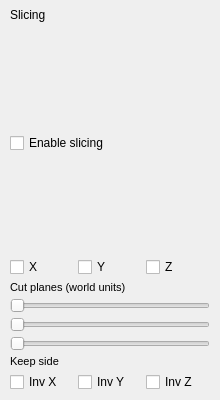
Before: the Qt Designer form src/ui/slicing_page.ui in thermeng/SciRender, drawn with Qt 5.
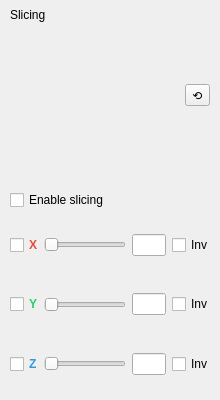
After: the same form once the commit is applied.

Commit message: ui: redesign slicing page

```diff
--- a/src/ui/slicing_page.ui
+++ b/src/ui/slicing_page.ui
@@ -26,11 +26,26 @@
    <property name="bottomMargin">
     <number>8</number>
    </property>
-   <item alignment="Qt::AlignmentFlag::AlignTop">
+   <item>
+    <widget class="QWidget" name="headerRow" native="true">
+     <layout class="QHBoxLayout" name="headerRowLayout">
+      <property name="spacing">
+       <number>6</number>
+      </property>
+      <property name="leftMargin">
+       <number>0</number>
+      </property>
+      <property name="topMargin">
+       <number>0</number>
+      </property>
+      <property name="rightMargin">
+       <number>0</number>
+      </property>
+      <property name="bottomMargin">
+       <number>0</number>
+      </property>
+      <item>
     <widget class="QLabel" name="slicingHeader">
-     <property name="enabled">
-      <bool>true</bool>
-     </property>
      <property name="text">
       <string>Slicing</string>
      </property>
@@ -39,7 +54,33 @@
      </property>
     </widget>
    </item>
-   <item alignment="Qt::AlignmentFlag::AlignTop">
+      <item>
+       <spacer name="headerSpacer">
+        <property name="orientation">
+         <enum>Qt::Orientation::Horizontal</enum>
+        </property>
+        <property name="sizeHint" stdset="0">
+         <size>
+          <width>0</width>
+          <height>0</height>
+         </size>
+        </property>
+       </spacer>
+      </item>
+      <item>
+       <widget class="QToolButton" name="refreshBtn">
+        <property name="text">
+         <string>⟲</string>
+        </property>
+        <property name="toolTip">
+         <string>Disable all slice planes</string>
+        </property>
+       </widget>
+      </item>
+     </layout>
+    </widget>
+   </item>
+   <item>
     <widget class="QCheckBox" name="enableCb">
      <property name="text">
       <string>Enable slicing</string>
@@ -65,75 +106,221 @@
        <number>0</number>
       </property>
       <item>
-       <layout class="QHBoxLayout" name="axisRow">
+       <widget class="QWidget" name="xRow" native="true">
+        <layout class="QHBoxLayout" name="xRowLayout">
+         <property name="spacing">
+          <number>6</number>
+         </property>
+         <property name="leftMargin">
+          <number>0</number>
+         </property>
+         <property name="topMargin">
+          <number>0</number>
+         </property>
+         <property name="rightMargin">
+          <number>0</number>
+         </property>
+         <property name="bottomMargin">
+          <number>0</number>
+         </property>
         <item>
          <widget class="QCheckBox" name="axisX">
+           <property name="minimumSize">
+            <size>
+             <width>28</width>
+             <height>0</height>
+            </size>
+           </property>
+           <property name="maximumSize">
+            <size>
+             <width>28</width>
+             <height>16777215</height>
+            </size>
+           </property>
+           <property name="styleSheet">
+            <string notr="true">font-weight: bold; color: #e74c3c;</string>
+           </property>
           <property name="text">
            <string>X</string>
           </property>
          </widget>
         </item>
         <item>
+          <widget class="QSlider" name="sliceXSlider">
+           <property name="minimum">
+            <number>0</number>
+           </property>
+           <property name="maximum">
+            <number>1000</number>
+           </property>
+           <property name="value">
+            <number>0</number>
+           </property>
+           <property name="orientation">
+            <enum>Qt::Orientation::Horizontal</enum>
+           </property>
+          </widget>
+         </item>
+         <item>
+          <widget class="QLineEdit" name="xField">
+           <property name="maximumSize">
+            <size>
+             <width>36</width>
+             <height>16777215</height>
+            </size>
+           </property>
+          </widget>
+         </item>
+         <item>
+          <widget class="QCheckBox" name="invX">
+           <property name="minimumSize">
+            <size>
+             <width>38</width>
+             <height>0</height>
+            </size>
+           </property>
+           <property name="maximumSize">
+            <size>
+             <width>38</width>
+             <height>16777215</height>
+            </size>
+           </property>
+           <property name="text">
+            <string>Inv</string>
+           </property>
+          </widget>
+         </item>
+        </layout>
+       </widget>
+      </item>
+      <item>
+       <widget class="QWidget" name="yRow" native="true">
+        <layout class="QHBoxLayout" name="yRowLayout">
+         <property name="spacing">
+          <number>6</number>
+         </property>
+         <property name="leftMargin">
+          <number>0</number>
+         </property>
+         <property name="topMargin">
+          <number>0</number>
+         </property>
+         <property name="rightMargin">
+          <number>0</number>
+         </property>
+         <property name="bottomMargin">
+          <number>0</number>
+         </property>
+         <item>
          <widget class="QCheckBox" name="axisY">
+           <property name="minimumSize">
+            <size>
+             <width>28</width>
+             <height>0</height>
+            </size>
+           </property>
+           <property name="maximumSize">
+            <size>
+             <width>28</width>
+             <height>16777215</height>
+            </size>
+           </property>
+           <property name="styleSheet">
+            <string notr="true">font-weight: bold; color: #2ecc71;</string>
+           </property>
           <property name="text">
            <string>Y</string>
           </property>
          </widget>
         </item>
         <item>
+          <widget class="QSlider" name="sliceYSlider">
+           <property name="minimum">
+            <number>0</number>
+           </property>
+           <property name="maximum">
+            <number>1000</number>
+           </property>
+           <property name="value">
+            <number>0</number>
+           </property>
+           <property name="orientation">
+            <enum>Qt::Orientation::Horizontal</enum>
+           </property>
+          </widget>
+         </item>
+         <item>
+          <widget class="QLineEdit" name="yField">
+           <property name="maximumSize">
+            <size>
+             <width>36</width>
+             <height>16777215</height>
+            </size>
+           </property>
+          </widget>
+         </item>
+         <item>
+          <widget class="QCheckBox" name="invY">
+           <property name="minimumSize">
+            <size>
+             <width>38</width>
+             <height>0</height>
+            </size>
+           </property>
+           <property name="maximumSize">
+            <size>
+             <width>38</width>
+             <height>16777215</height>
+            </size>
+           </property>
+           <property name="text">
+            <string>Inv</string>
+           </property>
+          </widget>
+         </item>
+        </layout>
+       </widget>
+      </item>
+      <item>
+       <widget class="QWidget" name="zRow" native="true">
+        <layout class="QHBoxLayout" name="zRowLayout">
+         <property name="spacing">
+          <number>6</number>
+         </property>
+         <property name="leftMargin">
+          <number>0</number>
+         </property>
+         <property name="topMargin">
+          <number>0</number>
+         </property>
+         <property name="rightMargin">
+          <number>0</number>
+         </property>
+         <property name="bottomMargin">
+          <number>0</number>
+         </property>
+         <item>
          <widget class="QCheckBox" name="axisZ">
+           <property name="minimumSize">
+            <size>
+             <width>28</width>
+             <height>0</height>
+            </size>
+           </property>
+           <property name="maximumSize">
+            <size>
+             <width>28</width>
+             <height>16777215</height>
+            </size>
+           </property>
+           <property name="styleSheet">
+            <string notr="true">font-weight: bold; color: #3498db;</string>
+           </property>
           <property name="text">
            <string>Z</string>
           </property>
          </widget>
         </item>
-       </layout>
-      </item>
-      <item>
-       <widget class="QLabel" name="cutLabel">
-        <property name="styleSheet">
-         <string notr="true">font-size: 11px; </string>
-        </property>
-        <property name="text">
-         <string>Cut planes (world units)</string>
-        </property>
-       </widget>
-      </item>
-      <item>
-       <widget class="QSlider" name="sliceXSlider">
-        <property name="minimum">
-         <number>0</number>
-        </property>
-        <property name="maximum">
-         <number>1000</number>
-        </property>
-        <property name="value">
-         <number>0</number>
-        </property>
-        <property name="orientation">
-         <enum>Qt::Orientation::Horizontal</enum>
-        </property>
-        <property name="invertedAppearance">
-         <bool>false</bool>
-        </property>
-       </widget>
-      </item>
-      <item>
-       <widget class="QSlider" name="sliceYSlider">
-        <property name="minimum">
-         <number>0</number>
-        </property>
-        <property name="maximum">
-         <number>1000</number>
-        </property>
-        <property name="value">
-         <number>0</number>
-        </property>
-        <property name="orientation">
-         <enum>Qt::Orientation::Horizontal</enum>
-        </property>
-       </widget>
-      </item>
       <item>
        <widget class="QSlider" name="sliceZSlider">
         <property name="minimum">
@@ -151,39 +338,36 @@
        </widget>
       </item>
       <item>
-       <widget class="QLabel" name="keepLabel">
-        <property name="styleSheet">
-         <string notr="true">font-size: 11px; </string>
-        </property>
-        <property name="text">
-         <string>Keep side</string>
-        </property>
-       </widget>
-      </item>
-      <item>
-       <layout class="QHBoxLayout" name="invRow">
-        <item>
-         <widget class="QCheckBox" name="invX">
-          <property name="text">
-           <string>Inv X</string>
-          </property>
-         </widget>
-        </item>
-        <item>
-         <widget class="QCheckBox" name="invY">
-          <property name="text">
-           <string>Inv Y</string>
+          <widget class="QLineEdit" name="zField">
+           <property name="maximumSize">
+            <size>
+             <width>36</width>
+             <height>16777215</height>
+            </size>
           </property>
          </widget>
         </item>
         <item>
          <widget class="QCheckBox" name="invZ">
+           <property name="minimumSize">
+            <size>
+             <width>38</width>
+             <height>0</height>
+            </size>
+           </property>
+           <property name="maximumSize">
+            <size>
+             <width>38</width>
+             <height>16777215</height>
+            </size>
+           </property>
           <property name="text">
-           <string>Inv Z</string>
+            <string>Inv</string>
           </property>
          </widget>
         </item>
        </layout>
+       </widget>
       </item>
      </layout>
     </widget>
```
Lines whose indentation alone changed are shown as unchanged. The commit also changes 1 other file.
